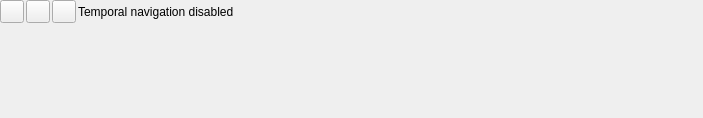
This is src/ui/qgstemporalcontrollerwidgetbase.ui in qgis/QGIS as Qt 5 draws it before an edit. The edited form follows.
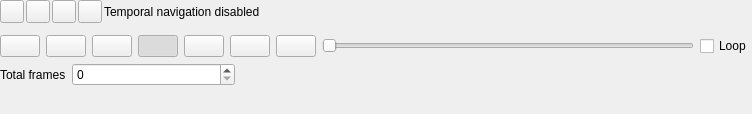
This is the edited form. The open tabs and pages were chosen to show the change. Icons and pictures are not drawn. Custom widgets are drawn as their Qt base class.

Commit message:
[feature] Add "movie" mode to temporal controller
This mode is purely for animated map movies -- the user can set
the total number of frames, and the animation will progress
frame by frame for that number of frames, advancing the current
map settings frame at each step (also the @frame_number expression
variable).

No time based filtering of data is performed when in this mode.

Diff of the .ui file:
```diff
--- a/src/ui/qgstemporalcontrollerwidgetbase.ui
+++ b/src/ui/qgstemporalcontrollerwidgetbase.ui
@@ -6,8 +6,8 @@
    <rect>
     <x>0</x>
     <y>0</y>
-    <width>703</width>
-    <height>118</height>
+    <width>752</width>
+    <height>114</height>
    </rect>
   </property>
   <property name="windowTitle">
@@ -91,6 +91,26 @@
        </property>
       </widget>
      </item>
+     <item>
+      <widget class="QToolButton" name="mNavigationMovie">
+       <property name="toolTip">
+        <string>Animated temporal navigation</string>
+       </property>
+       <property name="text">
+        <string/>
+       </property>
+       <property name="icon">
+        <iconset resource="../../images/images.qrc">
+         <normaloff>:/images/themes/default/mTemporalNavigationAnimated.svg</normaloff>:/images/themes/default/mTemporalNavigationAnimated.svg</iconset>
+       </property>
+       <property name="checkable">
+        <bool>true</bool>
+       </property>
+       <property name="autoRaise">
+        <bool>false</bool>
+       </property>
+      </widget>
+     </item>
      <item>
       <widget class="QLabel" name="mCurrentRangeLabel">
        <property name="sizePolicy">
@@ -123,7 +143,7 @@
    <item>
     <widget class="QStackedWidget" name="mNavigationModeStackedWidget">
      <property name="currentIndex">
-      <number>2</number>
+      <number>0</number>
      </property>
      <widget class="QWidget" name="p1">
       <layout class="QVBoxLayout" name="verticalLayoutP1">
@@ -598,8 +618,197 @@
        </item>
       </layout>
      </widget>
+     <widget class="QWidget" name="page">
+      <layout class="QGridLayout" name="gridLayout">
+       <property name="leftMargin">
+        <number>0</number>
+       </property>
+       <property name="topMargin">
+        <number>0</number>
+       </property>
+       <property name="rightMargin">
+        <number>0</number>
+       </property>
+       <property name="bottomMargin">
+        <number>0</number>
+       </property>
+       <item row="0" column="0">
+        <layout class="QGridLayout" name="gridLayout_2">
+         <item row="0" column="1">
+          <widget class="QPushButton" name="mPreviousButton_2">
+           <property name="text">
+            <string/>
+           </property>
+           <property name="icon">
+            <iconset resource="../../images/images.qrc">
+             <normaloff>:/images/themes/default/temporal_navigation/previous.svg</normaloff>:/images/themes/default/temporal_navigation/previous.svg</iconset>
+           </property>
+          </widget>
+         </item>
+         <item row="0" column="8">
+          <widget class="QCheckBox" name="mLoopingCheckBox_2">
+           <property name="toolTip">
+            <string>Automatically reset and repeat the animation endlessly</string>
+           </property>
+           <property name="text">
+            <string>Loop</string>
+           </property>
+          </widget>
+         </item>
+         <item row="0" column="3">
+          <widget class="QPushButton" name="mStopButton_2">
+           <property name="text">
+            <string/>
+           </property>
+           <property name="icon">
+            <iconset resource="../../images/images.qrc">
+             <normaloff>:/images/themes/default/temporal_navigation/pause.svg</normaloff>:/images/themes/default/temporal_navigation/pause.svg</iconset>
+           </property>
+           <property name="checkable">
+            <bool>true</bool>
+           </property>
+           <property name="checked">
+            <bool>true</bool>
+           </property>
+          </widget>
+         </item>
+         <item row="0" column="5">
+          <widget class="QPushButton" name="mNextButton_2">
+           <property name="text">
+            <string/>
+           </property>
+           <property name="icon">
+            <iconset resource="../../images/images.qrc">
+             <normaloff>:/images/themes/default/temporal_navigation/next.svg</normaloff>:/images/themes/default/temporal_navigation/next.svg</iconset>
+           </property>
+          </widget>
+         </item>
+         <item row="0" column="2">
+          <widget class="QPushButton" name="mBackButton_2">
+           <property name="text">
+            <string/>
+           </property>
+           <property name="icon">
+            <iconset resource="../../images/images.qrc">
+             <normaloff>:/images/themes/default/temporal_navigation/back.svg</normaloff>:/images/themes/default/temporal_navigation/back.svg</iconset>
+           </property>
+           <property name="checkable">
+            <bool>true</bool>
+           </property>
+          </widget>
+         </item>
+         <item row="0" column="7">
+          <widget class="QSlider" name="mSlider_2">
+           <property name="orientation">
+            <enum>Qt::Horizontal</enum>
+           </property>
+           <property name="invertedAppearance">
+            <bool>false</bool>
+           </property>
+           <property name="tickPosition">
+            <enum>QSlider::NoTicks</enum>
+           </property>
+          </widget>
+         </item>
+         <item row="0" column="4">
+          <widget class="QPushButton" name="mForwardButton_2">
+           <property name="text">
+            <string/>
+           </property>
+           <property name="icon">
+            <iconset resource="../../images/images.qrc">
+             <normaloff>:/images/themes/default/temporal_navigation/forward.svg</normaloff>:/images/themes/default/temporal_navigation/forward.svg</iconset>
+           </property>
+           <property name="checkable">
+            <bool>true</bool>
+           </property>
+          </widget>
+         </item>
+         <item row="0" column="0">
+          <widget class="QPushButton" name="mRewindButton_2">
+           <property name="text">
+            <string/>
+           </property>
+           <property name="icon">
+            <iconset resource="../../images/images.qrc">
+             <normaloff>:/images/themes/default/temporal_navigation/rewindToStart.svg</normaloff>:/images/themes/default/temporal_navigation/rewindToStart.svg</iconset>
+           </property>
+          </widget>
+         </item>
+         <item row="0" column="6">
+          <widget class="QPushButton" name="mFastForwardButton_2">
+           <property name="text">
+            <string/>
+           </property>
+           <property name="icon">
+            <iconset resource="../../images/images.qrc">
+             <normaloff>:/images/themes/default/temporal_navigation/skipToEnd.svg</normaloff>:/images/themes/default/temporal_navigation/skipToEnd.svg</iconset>
+           </property>
+          </widget>
+         </item>
+         <item row="1" column="0" colspan="9">
+          <layout class="QHBoxLayout" name="horizontalLayout_7" stretch="0,1,0,3">
+           <item>
+            <widget class="QLabel" name="mRangeLabel_2">
+             <property name="text">
+              <string>Total frames</string>
+             </property>
+            </widget>
+           </item>
+           <item>
+            <widget class="QgsSpinBox" name="mTotalFramesSpinBox">
+             <property name="sizePolicy">
+              <sizepolicy hsizetype="MinimumExpanding" vsizetype="Fixed">
+               <horstretch>0</horstretch>
+               <verstretch>0</verstretch>
+              </sizepolicy>
+             </property>
+             <property name="maximum">
+              <number>999999999</number>
+             </property>
+            </widget>
+           </item>
+           <item>
+            <widget class="QToolButton" name="mExportAnimationButton_2">
+             <property name="toolTip">
+              <string>Export Animation</string>
+             </property>
+             <property name="text">
+              <string/>
+             </property>
+             <property name="icon">
+              <iconset resource="../../images/images.qrc">
+               <normaloff>:/images/themes/default/mActionFileSave.svg</normaloff>:/images/themes/default/mActionFileSave.svg</iconset>
+             </property>
+             <property name="autoRaise">
+              <bool>true</bool>
+             </property>
+            </widget>
+           </item>
+           <item>
+            <spacer name="horizontalSpacer_8">
+             <property name="orientation">
+              <enum>Qt::Horizontal</enum>
+             </property>
+             <property name="sizeHint" stdset="0">
+              <size>
+               <width>40</width>
+               <height>20</height>
+              </size>
+             </property>
+            </spacer>
+           </item>
+          </layout>
+         </item>
+        </layout>
+       </item>
+      </layout>
+     </widget>
     </widget>
    </item>
+   <item>
+    <widget class="QWidget" name="widget" native="true"/>
+   </item>
    <item>
     <spacer name="verticalSpacer">
      <property name="orientation">
@@ -627,6 +836,11 @@
    <header>qgspanelwidget.h</header>
    <container>1</container>
   </customwidget>
+  <customwidget>
+   <class>QgsSpinBox</class>
+   <extends>QSpinBox</extends>
+   <header>qgsspinbox.h</header>
+  </customwidget>
  </customwidgets>
  <resources>
   <include location="../../images/images.qrc"/>
```
The commit also changes 13 other files.
